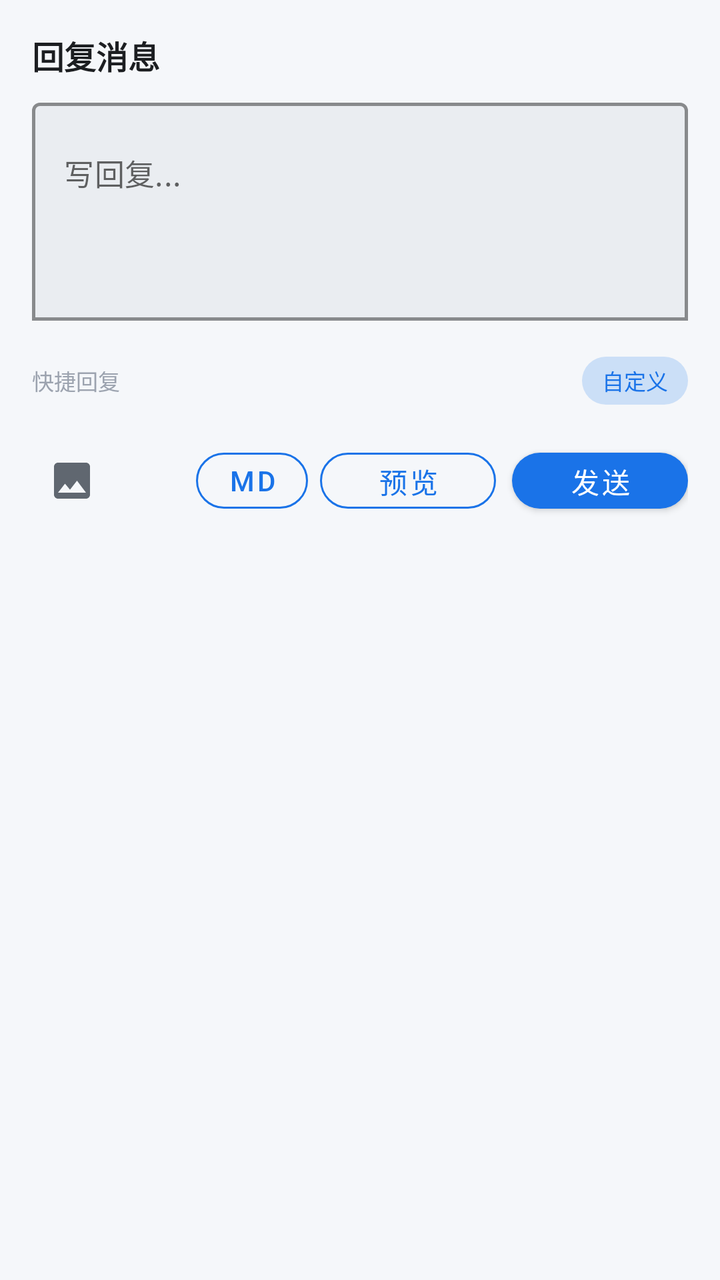
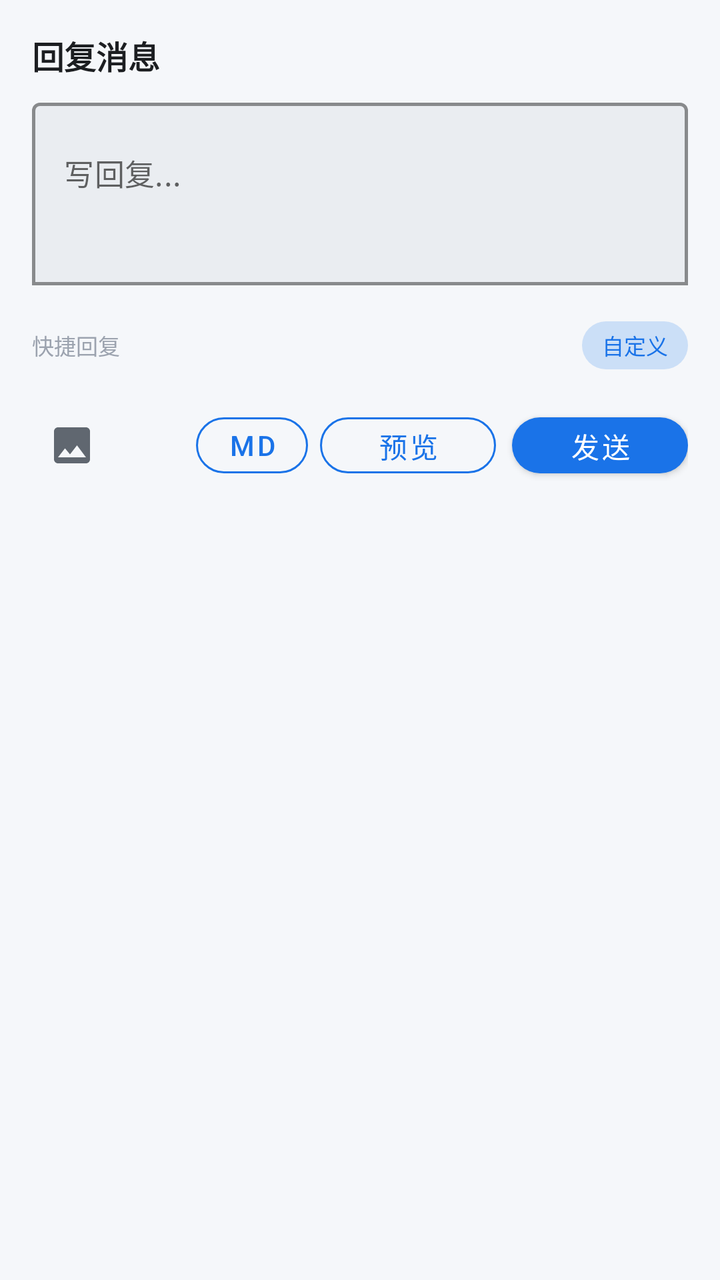

Screens rendered from an Android XML layout before and after an edit, with the pre-edit source and the edit as a unified diff.
<!-- AndroidManifest.xml: application theme Theme.AppTheme -->
<!-- res/layout/dialog_reply_bottom_sheet.xml -->
<?xml version="1.0" encoding="utf-8"?>
<com.google.android.material.card.MaterialCardView
    xmlns:android="http://schemas.android.com/apk/res/android"
    xmlns:app="http://schemas.android.com/apk/res-auto"
    android:id="@+id/dialog_card"
    android:layout_width="match_parent"
    android:layout_height="wrap_content"
    android:layout_margin="0dp"
    app:cardCornerRadius="16dp"
    app:cardElevation="0dp"
    app:cardBackgroundColor="@android:color/transparent">

    <LinearLayout
        android:layout_width="match_parent"
        android:layout_height="wrap_content"
        android:orientation="vertical"
        android:padding="16dp"
        android:paddingBottom="24dp">

        <TextView
            android:layout_width="wrap_content"
            android:layout_height="wrap_content"
            android:text="@string/title_reply"
            android:textSize="16sp"
            android:textColor="@color/text_primary"
            android:textStyle="bold" />

        <TextView
            android:id="@+id/tv_reply_target"
            android:layout_width="wrap_content"
            android:layout_height="wrap_content"
            android:layout_marginTop="4dp"
            android:textSize="13sp"
            android:textColor="@color/text_secondary"
            android:visibility="gone" />

        <com.google.android.material.textfield.TextInputLayout
            android:id="@+id/til_reply_dialog"
            android:layout_width="match_parent"
            android:layout_height="wrap_content"
            android:layout_marginTop="12dp"
            app:boxBackgroundMode="outline"
            app:hintEnabled="false"
            app:boxStrokeColor="@color/primary"
            app:boxStrokeWidth="1.5dp">

            <com.google.android.material.textfield.TextInputEditText
                android:id="@+id/et_reply_dialog"
                android:layout_width="match_parent"
                android:layout_height="wrap_content"
                android:minLines="4"
                android:maxLines="10"
                android:scrollbars="vertical"
                android:overScrollMode="ifContentScrolls"
                android:hint="@string/reply_hint"
                android:inputType="textMultiLine|textCapSentences"
                android:gravity="top"
                android:textSize="15sp"
                android:textColor="@color/text_primary"
                android:backgroundTint="@color/text_hint" />
        </com.google.android.material.textfield.TextInputLayout>

        
        <HorizontalScrollView
            android:layout_width="match_parent"
            android:layout_height="wrap_content"
            android:layout_marginTop="8dp"
            android:overScrollMode="never"
            android:scrollbars="none">

            <LinearLayout
                android:id="@+id/ll_bbcode_tools"
                android:layout_width="wrap_content"
                android:layout_height="wrap_content"
                android:orientation="horizontal" />
        </HorizontalScrollView>

        
        <androidx.core.widget.NestedScrollView
            android:id="@+id/sv_bbcode_preview"
            android:layout_width="match_parent"
            android:layout_height="0dp"
            android:layout_marginTop="8dp"
            android:background="@drawable/bg_code_block"
            android:overScrollMode="never"
            android:padding="10dp"
            android:scrollbars="none"
            android:visibility="gone">

            <TextView
                android:id="@+id/tv_bbcode_preview"
                android:layout_width="match_parent"
                android:layout_height="wrap_content"
                android:lineSpacingExtra="3dp"
                android:textColor="@color/text_primary"
                android:textSize="15sp" />
        </androidx.core.widget.NestedScrollView>

        
        <LinearLayout
            android:layout_width="match_parent"
            android:layout_height="wrap_content"
            android:layout_marginTop="10dp"
            android:gravity="center_vertical"
            android:orientation="horizontal">

            <TextView
                android:layout_width="wrap_content"
                android:layout_height="wrap_content"
                android:text="快捷回复"
                android:textColor="@color/text_hint"
                android:textSize="11sp" />

            <View
                android:layout_width="0dp"
                android:layout_height="1dp"
                android:layout_weight="1" />

            <TextView
                android:id="@+id/btn_quick_reply_edit"
                android:layout_width="wrap_content"
                android:layout_height="24dp"
                android:background="@drawable/bg_pill_soft"
                android:gravity="center"
                android:paddingHorizontal="10dp"
                android:text="自定义"
                android:textColor="@color/primary"
                android:textSize="11sp" />
        </LinearLayout>

        <HorizontalScrollView
            android:id="@+id/hsv_quick_reply"
            android:layout_width="match_parent"
            android:layout_height="wrap_content"
            android:layout_marginTop="6dp"
            android:overScrollMode="never"
            android:scrollbars="none">

            <LinearLayout
                android:id="@+id/ll_quick_reply"
                android:layout_width="wrap_content"
                android:layout_height="wrap_content"
                android:orientation="horizontal" />
        </HorizontalScrollView>

        
        <HorizontalScrollView
            android:id="@+id/hsv_image_preview"
            android:layout_width="match_parent"
            android:layout_height="wrap_content"
            android:layout_marginTop="8dp"
            android:scrollbars="horizontal"
            android:visibility="gone">

            <LinearLayout
                android:id="@+id/ll_image_preview"
                android:layout_width="wrap_content"
                android:layout_height="80dp"
                android:orientation="horizontal"
                android:gravity="center_vertical"
                android:padding="4dp" />
        </HorizontalScrollView>

        
        <LinearLayout
            android:layout_width="match_parent"
            android:layout_height="wrap_content"
            android:layout_marginTop="12dp"
            android:orientation="horizontal"
            android:gravity="center_vertical">

            
            <ImageButton
                android:id="@+id/btn_pick_image"
                android:layout_width="40dp"
                android:layout_height="40dp"
                android:src="@drawable/ic_image"
                android:scaleType="fitCenter"
                android:background="?attr/selectableItemBackgroundBorderless"
                android:contentDescription="选择图片"
                android:padding="8dp"
                app:tint="@color/text_secondary" />

            <View
                android:layout_width="0dp"
                android:layout_height="0dp"
                android:layout_weight="1" />

            <com.google.android.material.button.MaterialButton
                android:id="@+id/btn_markdown_import"
                style="@style/Widget.MaterialComponents.Button.OutlinedButton"
                android:layout_width="wrap_content"
                android:layout_height="40dp"
                android:layout_marginEnd="6dp"
                android:contentDescription="导入 Markdown 并转换为 BBCode"
                android:minWidth="44dp"
                android:text="MD"
                android:textColor="@color/primary"
                app:cornerRadius="20dp"
                app:strokeColor="@color/primary" />

            <com.google.android.material.button.MaterialButton
                android:id="@+id/btn_preview_bbcode"
                style="@style/Widget.MaterialComponents.Button.OutlinedButton"
                android:layout_width="wrap_content"
                android:layout_height="40dp"
                android:layout_marginEnd="8dp"
                android:text="预览"
                android:textColor="@color/primary"
                app:cornerRadius="20dp"
                app:strokeColor="@color/primary" />

            <com.google.android.material.button.MaterialButton
                android:id="@+id/btn_send_reply"
                android:layout_width="wrap_content"
                android:layout_height="40dp"
                android:text="@string/action_send"
                android:textColor="@color/text_white"
                android:textSize="14sp"
                app:cornerRadius="20dp"
                app:backgroundTint="@color/primary" />
        </LinearLayout>
    </LinearLayout>
</com.google.android.material.card.MaterialCardView>
<!-- resources referenced by this layout -->
<resources>
  <color name="primary">#1A73E8</color>
  <color name="text_hint">#9CA3AF</color>
  <color name="text_primary">#1C1E21</color>
  <color name="text_secondary">#606770</color>
  <color name="text_white">#FFFFFF</color>
  <!-- drawable bg_code_block (drawable) -->
  <?xml version="1.0" encoding="utf-8"?>
  <shape xmlns:android="http://schemas.android.com/apk/res/android" android:shape="rectangle">
      <solid android:color="@color/code_block_bg" />
      <stroke android:width="0.5dp" android:color="@color/divider" />
      <corners android:radius="10dp" />
  </shape>
  <!-- drawable bg_pill_soft (drawable) -->
  <?xml version="1.0" encoding="utf-8"?>
  <shape xmlns:android="http://schemas.android.com/apk/res/android"
      android:shape="rectangle">
      <solid android:color="@color/primary_alpha_19" />
      <corners android:radius="15dp" />
  </shape>
  <!-- drawable ic_image (drawable) -->
  <?xml version="1.0" encoding="utf-8"?>
  <vector xmlns:android="http://schemas.android.com/apk/res/android"
      android:width="24dp"
      android:height="24dp"
      android:viewportWidth="24"
      android:viewportHeight="24"
      android:tint="?attr/colorControlNormal">
      <path
          android:fillColor="#FF000000"
          android:pathData="M21,19V5c0,-1.1 -0.9,-2 -2,-2H5c-1.1,0 -2,0.9 -2,2v14c0,1.1 0.9,2 2,2h14c1.1,0 2,-0.9 2,-2zM8.5,13.5l2.5,3.01L14.5,12l4.5,6H5l3.5,-4.5z" />
  </vector>
  <string name="action_send">发送</string>
  <string name="reply_hint">写回复...</string>
  <string name="title_reply">回复消息</string>
  <style name="Theme.AppTheme" parent="Theme.MaterialComponents.DayNight.NoActionBar">
          <item name="android:windowAnimationStyle">@style/MtWindowAnimation</item>
          
          <item name="colorPrimary">@color/primary</item>
          <item name="colorPrimaryVariant">@color/primary_dark</item>
          <item name="colorOnPrimary">@color/text_white</item>
          
          <item name="colorSecondary">@color/primary_light</item>
          <item name="colorSecondaryVariant">@color/primary</item>
          <item name="colorOnSecondary">@color/text_white</item>
          
          <item name="android:statusBarColor" tools:targetApi="21">@color/background</item>
          <item name="android:windowLightStatusBar" tools:targetApi="23">true</item>
          
          <item name="android:navigationBarColor" tools:targetApi="21">@color/background</item>
          
          <item name="android:windowBackground">@color/background</item>
          <item name="android:colorBackground">@color/background</item>
          
          <item name="windowActionBar">false</item>
          <item name="windowNoTitle">true</item>
          <item name="materialCardViewStyle">@style/CardView.NewStyle</item>
      </style>
  <color name="code_block_bg">#F3F5F8</color>
  <color name="divider">#E0E4E8</color>
  <color name="primary_alpha_19">#301A73E8</color>
  <style name="MtWindowAnimation" parent="@android:style/Animation.Activity">
          <item name="android:activityOpenEnterAnimation">@anim/activity_open_enter</item>
          <item name="android:activityOpenExitAnimation">@anim/activity_open_exit</item>
          <item name="android:activityCloseEnterAnimation">@anim/activity_close_enter</item>
          <item name="android:activityCloseExitAnimation">@anim/activity_close_exit</item>
      </style>
  <color name="primary_dark">#1557B0</color>
  <color name="primary_light">#4A90D9</color>
  <color name="background">#F5F7FA</color>
  <style name="CardView.NewStyle" parent="Widget.MaterialComponents.CardView">
          <item name="cardCornerRadius">12dp</item>
          <item name="cardElevation">2dp</item>
          <item name="cardBackgroundColor">@color/card_frosted</item>
          <item name="strokeWidth">0dp</item>
          <item name="cardPreventCornerOverlap">false</item>
      </style>
  <color name="card_frosted">#FFFFFF</color>
</resources>

<!-- the commit's change to res/layout/dialog_reply_bottom_sheet.xml (unified diff, before → after) -->
@@ -10,6 +10,14 @@
     app:cardElevation="0dp"
     app:cardBackgroundColor="@android:color/transparent">
 
+    
+    <androidx.core.widget.NestedScrollView
+        android:layout_width="match_parent"
+        android:layout_height="wrap_content"
+        android:fillViewport="false"
+        android:overScrollMode="ifContentScrolls"
+        android:scrollbars="none">
+
     <LinearLayout
         android:layout_width="match_parent"
         android:layout_height="wrap_content"
@@ -48,8 +56,8 @@
                 android:id="@+id/et_reply_dialog"
                 android:layout_width="match_parent"
                 android:layout_height="wrap_content"
-                android:minLines="4"
-                android:maxLines="10"
+                android:minLines="3"
+                android:maxLines="8"
                 android:scrollbars="vertical"
                 android:overScrollMode="ifContentScrolls"
                 android:hint="@string/reply_hint"
@@ -68,11 +76,12 @@
             android:overScrollMode="never"
             android:scrollbars="none">
 
+            
             <LinearLayout
                 android:id="@+id/ll_bbcode_tools"
                 android:layout_width="wrap_content"
                 android:layout_height="wrap_content"
-                android:orientation="horizontal" />
+                android:orientation="vertical" />
         </HorizontalScrollView>
 
         
@@ -221,4 +230,6 @@
                 app:backgroundTint="@color/primary" />
         </LinearLayout>
     </LinearLayout>
+
+    </androidx.core.widget.NestedScrollView>
 </com.google.android.material.card.MaterialCardView>
